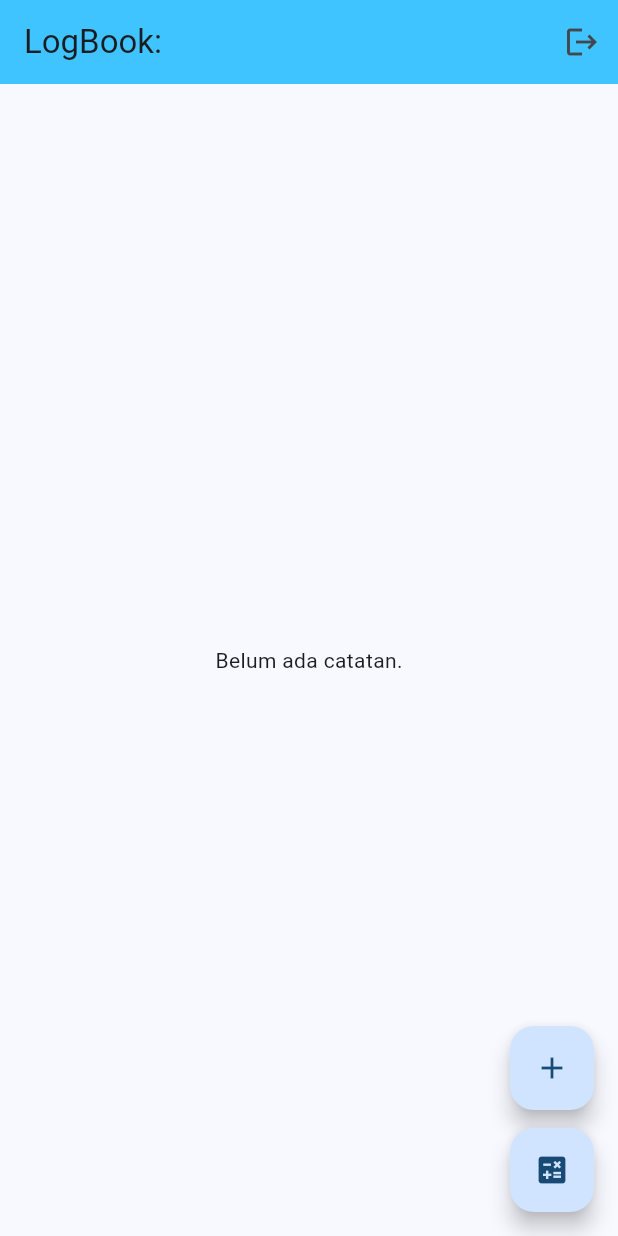
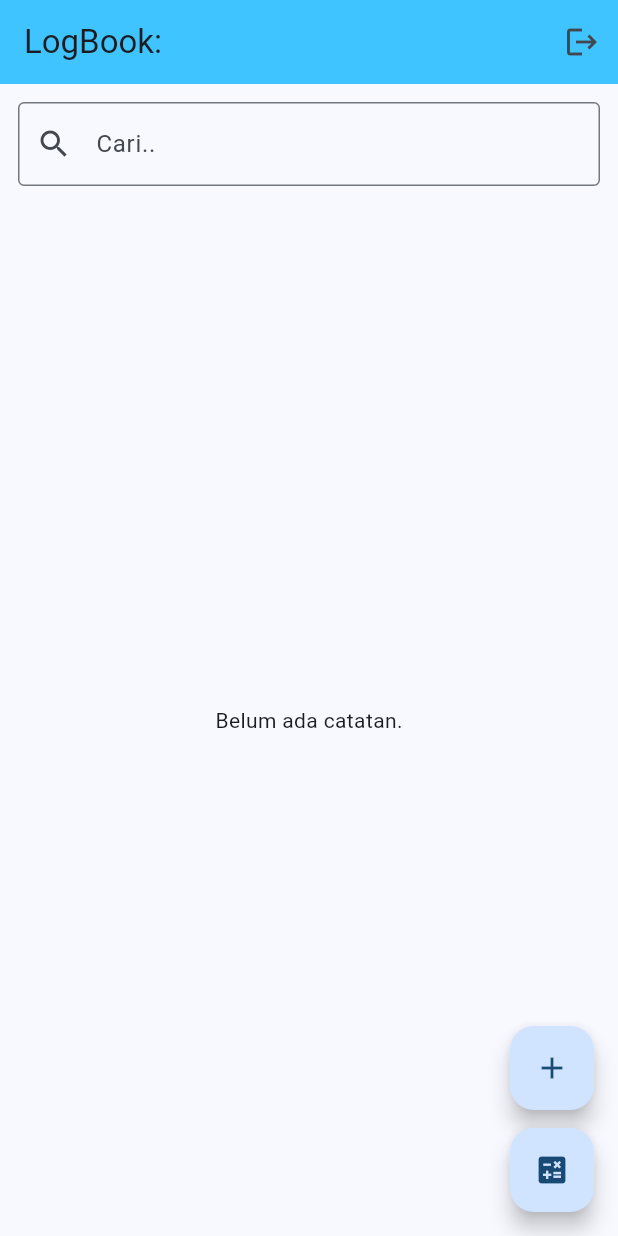
Before and after one commit to Ridhoss/Proyek4-MobileApp, a Flutter app: the LogView screen opened directly with empty values, on a phone screen of 412 x 824 dp. Run offline on Flutter 3.47's test engine with Material 3 defaults, Android fonts, the phone set to English and light mode, and no system bars; our stand-ins replace shared_preferences; accounts and stored records are empty.

Commit message:
feat: fitur searching

```diff
--- a/lib/features/logbook/log_view.dart
+++ b/lib/features/logbook/log_view.dart
@@ -14,12 +14,29 @@ class LogView extends StatefulWidget {
 
 class _LogViewState extends State<LogView> {
   final LogController _controller = LogController();
+  String _searchQuery = "";
 
   @override
   Widget build(BuildContext context) {
     return Scaffold(
       appBar: HeaderBar(username: widget.username),
-      body: ValueListenableBuilder<List<LogModel>>(
+      body: Column(
+        children: [
+          Padding(
+            padding: const EdgeInsets.all(12),
+            child: TextField(
+              decoration: const InputDecoration(
+                hintText: "Cari..",
+                prefixIcon: Icon(Icons.search),
+                border: OutlineInputBorder(),
+              ),
+              onChanged: (value) {
+                _controller.searchLogs(value);
+              },
+            ),
+          ),
+          Expanded(
+            child: ValueListenableBuilder<List<LogModel>>(
               valueListenable: _controller.logsNotif,
               builder: (context, currentLogs, child) {
                 if (currentLogs.isEmpty) {
@@ -53,6 +70,9 @@ class _LogViewState extends State<LogView> {
                 );
               },
             ),
+          ),
+        ],
+      ),
       floatingActionButton: Column(
         mainAxisSize: MainAxisSize.min,
         children: [
@@ -67,7 +87,9 @@ class _LogViewState extends State<LogView> {
             onPressed: () {
               Navigator.push(
                 context,
-                MaterialPageRoute(builder: (context) => CounterView(username: widget.username)),
+                MaterialPageRoute(
+                  builder: (context) => CounterView(username: widget.username),
+                ),
               );
             },
             child: const Icon(Icons.calculate),
```
Also changed, not shown: lib/controller/log_controller.dart (+43 -11 lines). Lines whose indentation alone changed are shown as unchanged.
